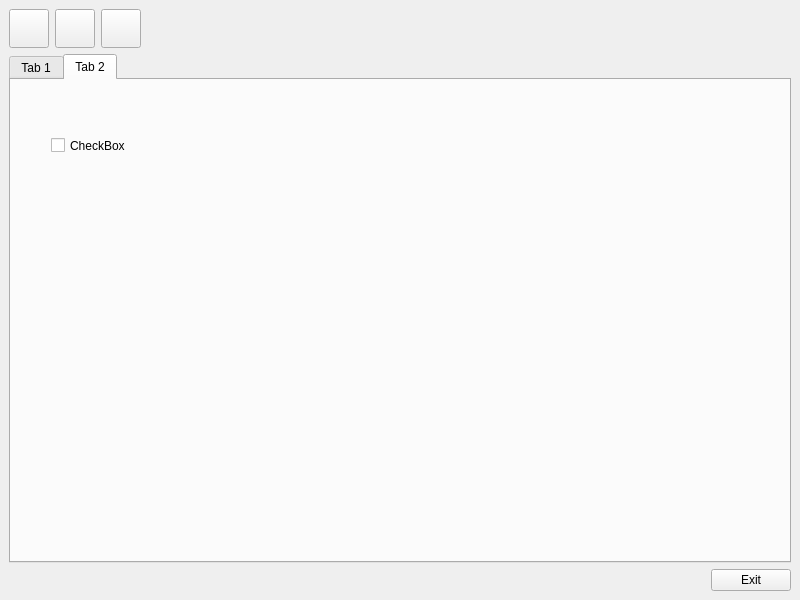
STyulenev/Qt-CPP-Examples, file Qt-Widgets-Examples/QSS-Example/src/view/ui/MainWindow.ui: the form before one commit.
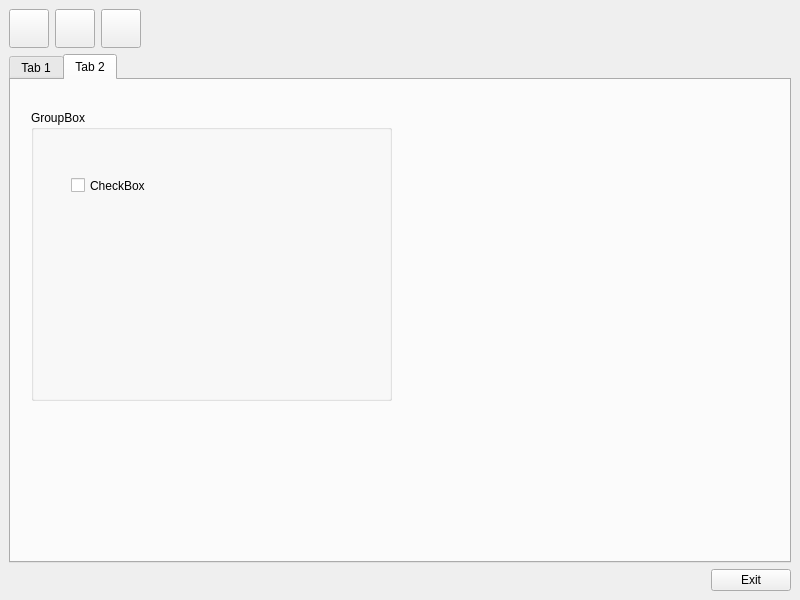
The form after the commit. The open tabs and pages were chosen to show the change. Icons and pictures are not drawn.

Commit message: Added style for QGroupBox

Patch:
```diff
--- a/Qt-Widgets-Examples/QSS-Example/src/view/ui/MainWindow.ui
+++ b/Qt-Widgets-Examples/QSS-Example/src/view/ui/MainWindow.ui
@@ -187,11 +187,23 @@
        <attribute name="title">
         <string>Tab 2</string>
        </attribute>
+       <widget class="QGroupBox" name="groupBox">
+        <property name="geometry">
+         <rect>
+          <x>20</x>
+          <y>30</y>
+          <width>361</width>
+          <height>291</height>
+         </rect>
+        </property>
+        <property name="title">
+         <string>GroupBox</string>
+        </property>
        <widget class="QCheckBox" name="checkBox">
         <property name="geometry">
          <rect>
           <x>40</x>
-          <y>40</y>
+           <y>50</y>
           <width>201</width>
           <height>51</height>
          </rect>
@@ -199,6 +211,7 @@
         <property name="text">
          <string>CheckBox</string>
         </property>
+        </widget>
        </widget>
       </widget>
      </widget>
```
Left out of the diff: 2 changed lines with no effect on the pictures. Lines whose indentation alone changed are shown as unchanged. The commit also changes 1 other file.
